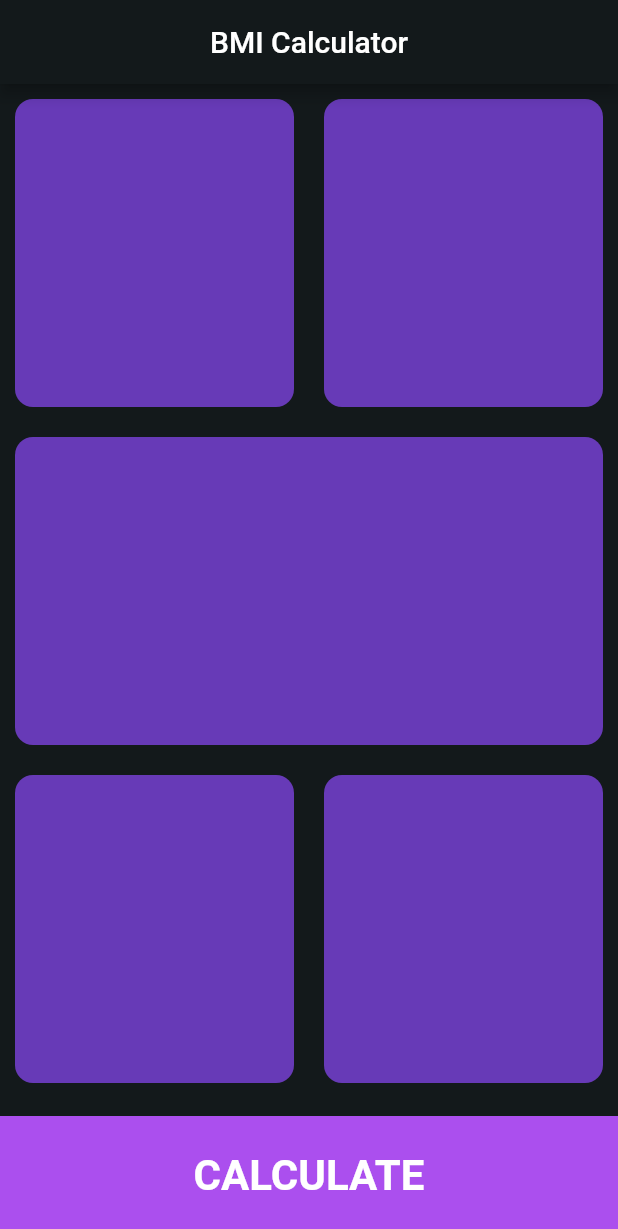
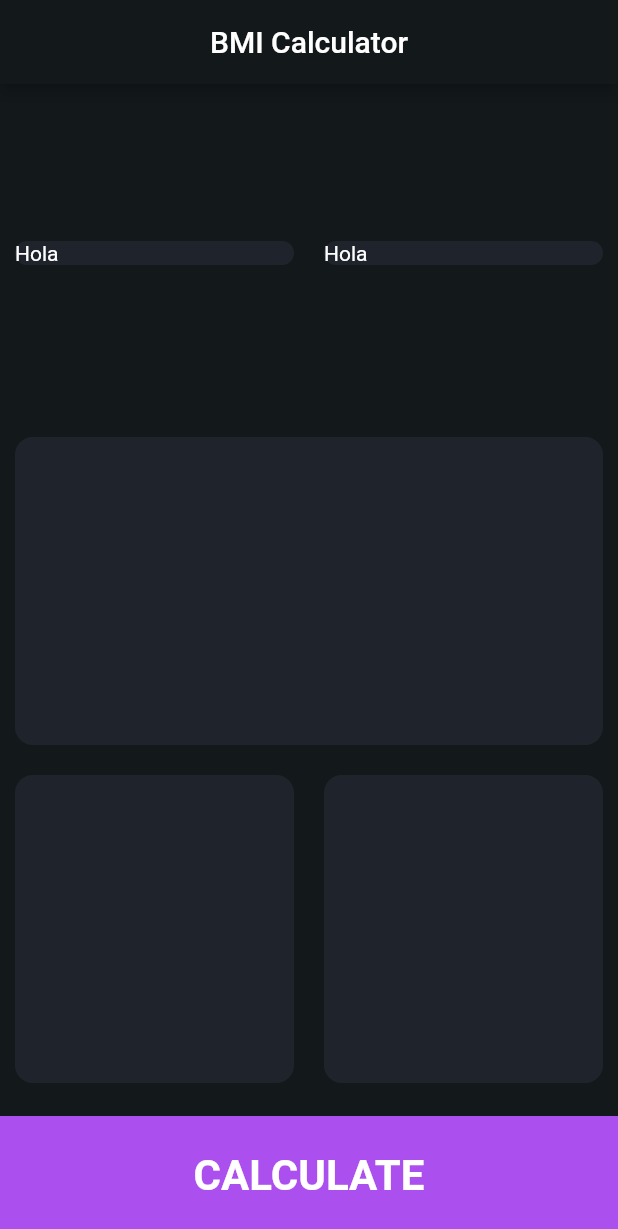
Before and after one commit to eeBarrionuevo/flutter_codigo5_bmi, a Flutter app: the screen it shows after launch, on a phone screen of 412 x 824 dp. Shown: the top 1229 px of the screen. Run offline on Flutter 3.47's test engine with Material 2 defaults, Android fonts, the phone set to English and light mode, and no system bars.

```diff
--- a/lib/pages/input_page.dart
+++ b/lib/pages/input_page.dart
@@ -19,10 +19,14 @@ class InputPage extends StatelessWidget {
             child: Row(
               children: [
                 Expanded(
-                  child: ReusableCard(),
+                  child: ReusableCard(
+                    childCard: Text("Hola"),
+                  ),
                 ),
                 Expanded(
-                  child: ReusableCard(),
+                  child: ReusableCard(
+                    childCard: Text("Hola"),
+                  ),
                 ),
               ],
             ),
@@ -32,7 +36,9 @@ class InputPage extends StatelessWidget {
             child: Row(
               children: [
                 Expanded(
-                  child: ReusableCard(),
+                  child: ReusableCard(
+                    childCard: Container(),
+                  ),
                 ),
               ],
             ),
@@ -42,10 +48,14 @@ class InputPage extends StatelessWidget {
             child: Row(
               children: [
                 Expanded(
-                  child: ReusableCard(),
+                  child: ReusableCard(
+                    childCard: Center(),
+                  ),
                 ),
                 Expanded(
-                  child: ReusableCard(),
+                  child: ReusableCard(
+                    childCard: Container(),
+                  ),
                 ),
               ],
             ),
--- a/lib/widgets.dart
+++ b/lib/widgets.dart
@@ -2,14 +2,19 @@
 import 'package:flutter/material.dart';
 
 class ReusableCard extends StatelessWidget {
+
+  Widget childCard;
+  ReusableCard({required this.childCard,});
+
   @override
   Widget build(BuildContext context) {
     return Container(
       margin: const EdgeInsets.all(10.0),
       decoration: BoxDecoration(
-        color: Colors.deepPurple,
+        color: Color(0xff1F232C),
         borderRadius: BorderRadius.circular(12.0),
       ),
+      child: childCard,
     );
   }
 }
```
